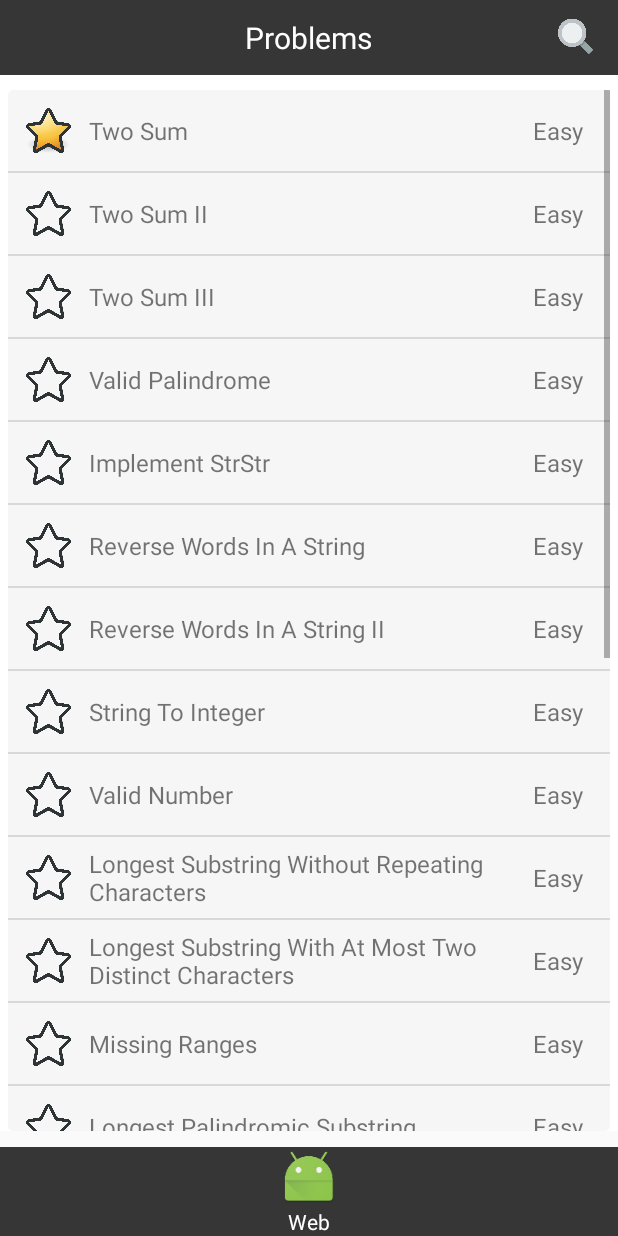
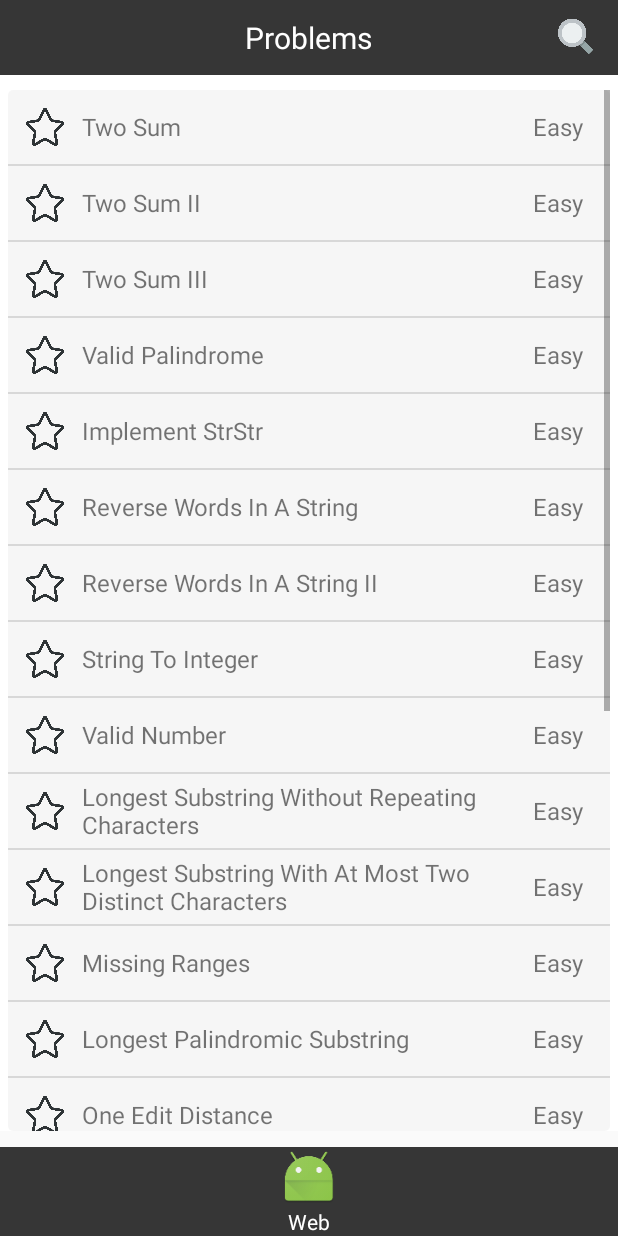
Before and after one commit to kennybill2014/Leetroid, an Android app: the screen it shows after launch (MainActivity), after a tap on an icon or button, on a phone screen of 412 x 824 dp. Run offline under Robolectric (Android 15) with nearby library versions, the phone set to English and light mode, and no system bars; 1 statement that could not run was skipped; 1 other tap on this screen came first.

Commit message:
Change the star size and area

```diff
--- a/app/src/main/java/joey/com/leetroid/ProblemListItemView.java
+++ b/app/src/main/java/joey/com/leetroid/ProblemListItemView.java
@@ -13,6 +13,8 @@
 public class ProblemListItemView extends RelativeLayout implements View.OnClickListener {
 
     private boolean isStared;
+
+    private RelativeLayout mImageWrapper;
 
     private ImageView mImageView;
 
@@ -46,10 +48,12 @@
     }
 
     private void init() {
+        mImageWrapper = (RelativeLayout) findViewById(R.id.problem_region_star_wrapper);
         mImageView = (ImageView) findViewById(R.id.problem_region_star);
         mTitleView = (TextView) findViewById(R.id.problem_region_title);
         mDifficultyView = (TextView) findViewById(R.id.problem_region_difficulty);
         mImageView.setOnClickListener(this);
+        mImageWrapper.setOnClickListener(this);
         //setOnClickListener(this);
     }
 
@@ -68,7 +72,7 @@
 
     @Override
     public void onClick(View v) {
-        if (v == mImageView) {
+        if (v == mImageView || v == mImageWrapper) {
             if (mProblem.mIsStared) {
                 mProblem.mIsStared = false;
                 mImageView.setBackgroundResource(R.mipmap.unstarred);
--- a/app/src/main/res/layout/problem_list_item.xml
+++ b/app/src/main/res/layout/problem_list_item.xml
@@ -3,15 +3,23 @@
     xmlns:android="http://schemas.android.com/apk/res/android"
     android:layout_width="match_parent"
     android:layout_height="match_parent">
+    <RelativeLayout
+        android:id="@+id/problem_region_star_wrapper"
+        android:layout_alignParentLeft="true"
+        android:layout_height="wrap_content"
+        android:layout_width="wrap_content"
+        >
         <ImageView
             android:id="@+id/problem_region_star"
-        android:layout_width="30dp"
-        android:layout_height="30dp"
+            android:layout_width="25dp"
+            android:layout_height="25dp"
             android:layout_margin="12dp"
             android:scaleType="fitXY"
             android:layout_centerVertical="true"
             android:src="@mipmap/unstarred"
             />
+    </RelativeLayout>
+
     <TextView
         android:id="@+id/problem_region_difficulty"
         android:layout_width="wrap_content"
@@ -21,8 +29,9 @@
         android:layout_marginRight="18dp"
         android:textSize="16dp"
         />
+
     <TextView
-        android:layout_toRightOf="@id/problem_region_star"
+        android:layout_toRightOf="@id/problem_region_star_wrapper"
         android:layout_toLeftOf="@id/problem_region_difficulty"
         android:layout_centerVertical="true"
         android:id="@+id/problem_region_title"
```
Lines whose indentation alone changed are shown as unchanged.
